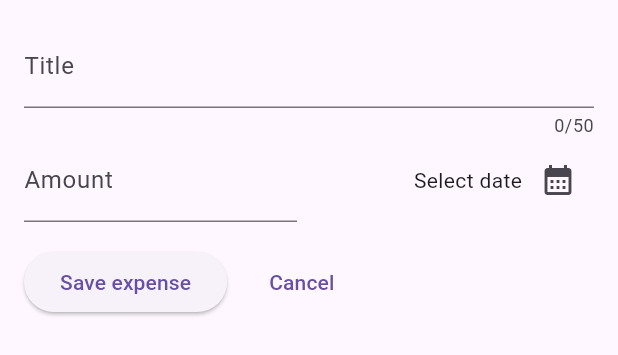
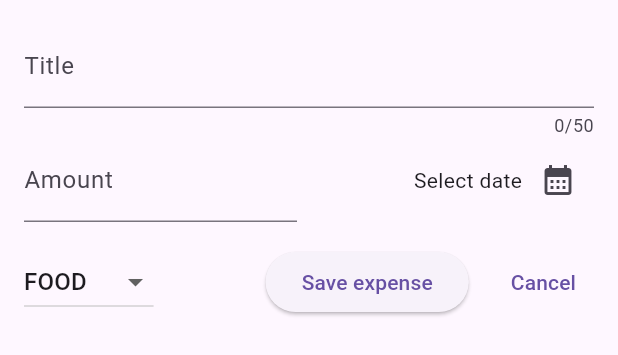
Before and after one commit to AdrianKnapp/finance-app, a Flutter app: the NewExpense widget shown alone on an empty page, opened directly, on a phone screen of 412 x 824 dp. Shown: the top 355 px of the screen. Run offline on Flutter 3.47's test engine with Material 3 defaults, Android fonts, the phone set to English and light mode, and no system bars.

Commit message:
feat(expense): added category dropdown

```diff
--- a/lib/widgets/new_expense.dart
+++ b/lib/widgets/new_expense.dart
@@ -1,3 +1,4 @@
+import 'package:finance_app/models/expense.dart';
 import 'package:flutter/material.dart';
 import 'package:intl/intl.dart';
 
@@ -15,6 +16,7 @@ class NewExpense extends StatefulWidget {
 class _NewExpenseState extends State<NewExpense> {
   final _titleController = TextEditingController();
   final _amountController = TextEditingController();
+  Category _selectedCategory = Category.food;
   DateTime? _selectedDate;
 
   void _presentDatePicker() async {
@@ -85,6 +87,29 @@ class _NewExpenseState extends State<NewExpense> {
             const SizedBox(height: 16),
             Row(
               children: [
+                DropdownButton(
+                  value: _selectedCategory,
+                  items: Category.values
+                      .map(
+                        (category) => DropdownMenuItem(
+                          value: category,
+                          child: Text(
+                            category.name.toUpperCase(),
+                          ),
+                        ),
+                      )
+                      .toList(),
+                  onChanged: (value) {
+                    if (value == null) {
+                      return;
+                    }
+
+                    setState(() {
+                      _selectedCategory = value;
+                    });
+                  },
+                ),
+                const Spacer(),
                 ElevatedButton(
                   onPressed: () {
                     print(_titleController.text);
```
